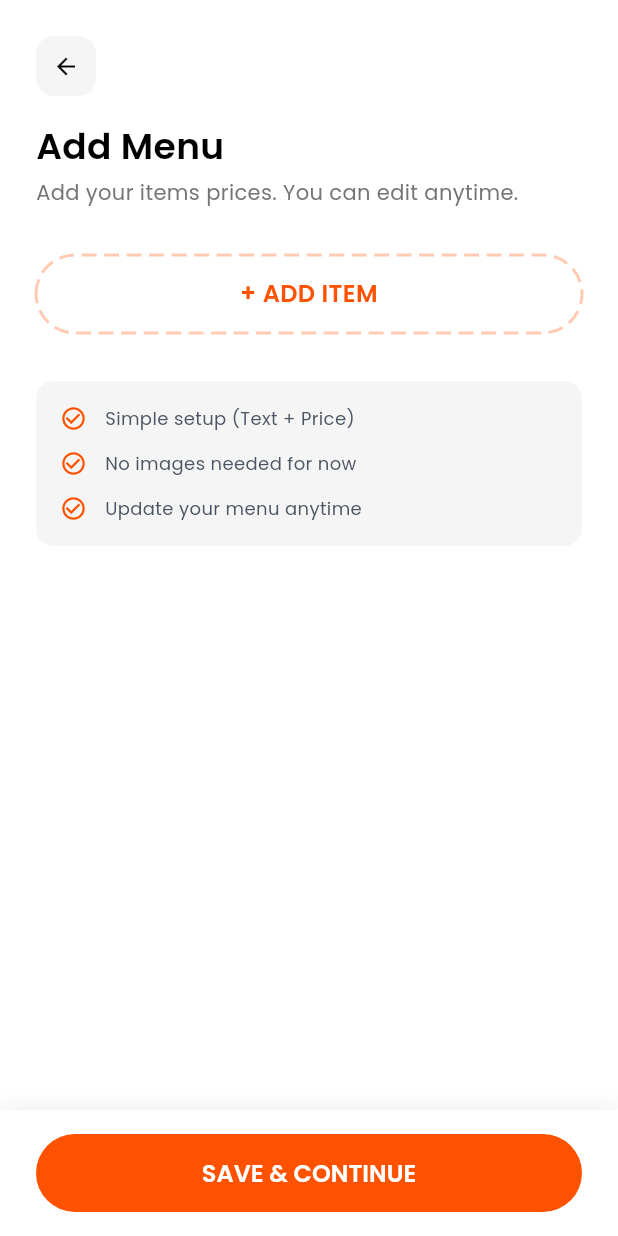
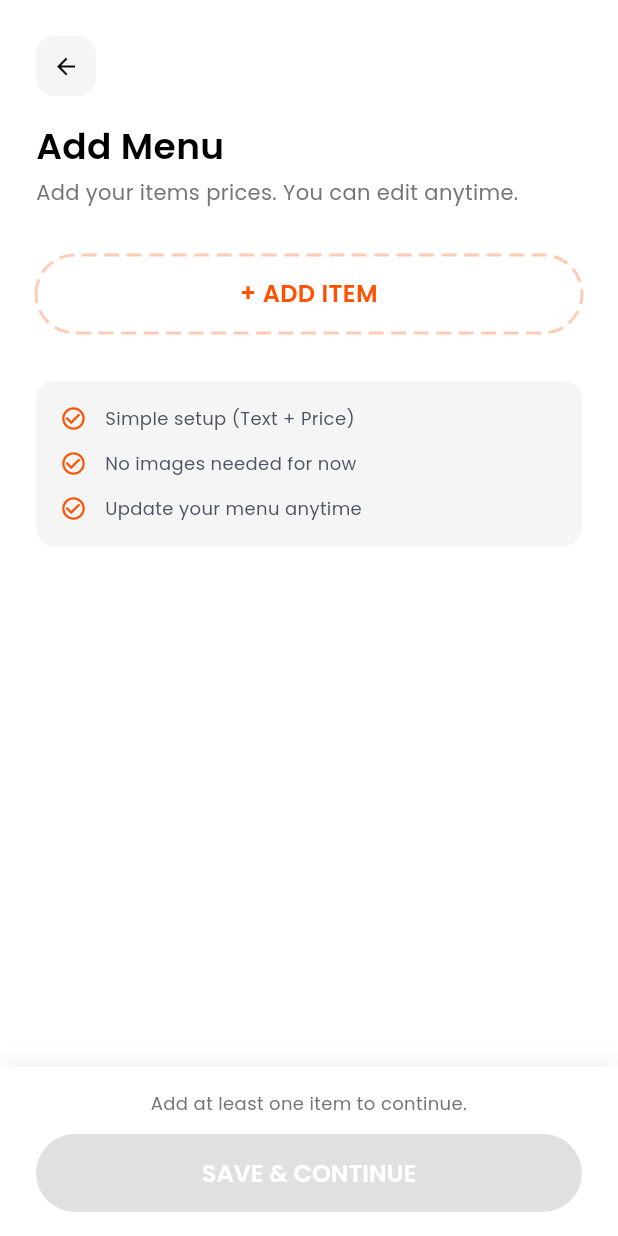
Before and after one commit to dhanushsurendra/gullyeats, a Flutter app: the AddMenuScreen screen opened by its route, on a phone screen of 412 x 824 dp. Run offline on Flutter 3.47's test engine with Material 3 defaults, Android fonts, the phone set to English and light mode, and no system bars; drawn by our look-alikes of dotted_border; our stand-ins replace fl_chart, flutter_image_compress, flutter_map, geocoding, geolocator, image_picker and 6 more; missing offline and left inert: flutter_map_vector_tiles, razorpay_flutter; accounts and stored records are empty.

Commit message:
Disable SAVE & CONTINUE on Add Menu until an item is added
With no items the button silently did nothing. Grey it out and show
"Add at least one item to continue." above it until an item exists.

Co-Authored-By: Claude Opus 5.5 <noreply@anthropic.com>

```diff
--- a/frontend/lib/features/menu/screens/add_menu_screen.dart
+++ b/frontend/lib/features/menu/screens/add_menu_screen.dart
@@ -309,9 +309,15 @@ class _AddMenuScreenState extends State<AddMenuScreen> {
 
 
   Widget _buildFooter() {
+    final hasItems = _menuItems.isNotEmpty;
     return AppFooter(
+      // Say why the button is disabled.
+      note: hasItems ? null : "Add at least one item to continue.",
       children: [
-        AppButton(label: "SAVE & CONTINUE", onPressed: _saveAndContinue),
+        AppButton(
+          label: "SAVE & CONTINUE",
+          onPressed: hasItems ? _saveAndContinue : null,
+        ),
       ],
     );
   }
```
Also changed, not shown: 1 other file.
